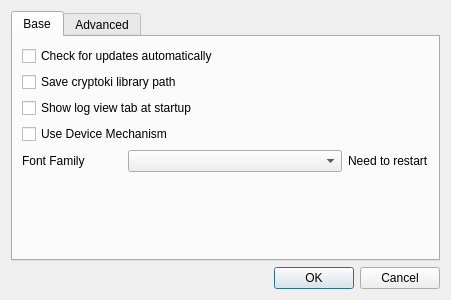
The window that CryptokiMan/settings_dlg.ui (jykim74/CryptokiMan) describes before a commit, drawn with Qt 5.
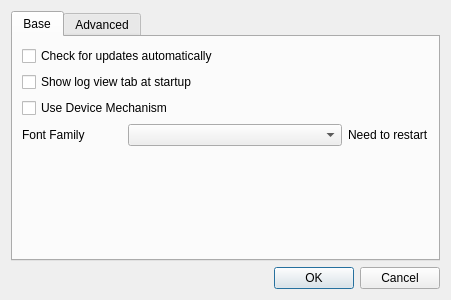
The same window after the commit.

Commit message: Cryptoki 라이브러리 옵션 없이 자동 저장

The edit to the form file:
```diff
--- a/CryptokiMan/settings_dlg.ui
+++ b/CryptokiMan/settings_dlg.ui
@@ -31,13 +31,6 @@
          </property>
         </widget>
        </item>
-       <item>
-        <widget class="QCheckBox" name="mSaveLibPathCheck">
-         <property name="text">
-          <string>Save cryptoki library path</string>
-         </property>
-        </widget>
-       </item>
        <item>
         <widget class="QCheckBox" name="mShowLogTabCheck">
          <property name="text">
```
Left out of the diff: 1 changed line with no effect on the pictures. The commit also changes 11 other files.
